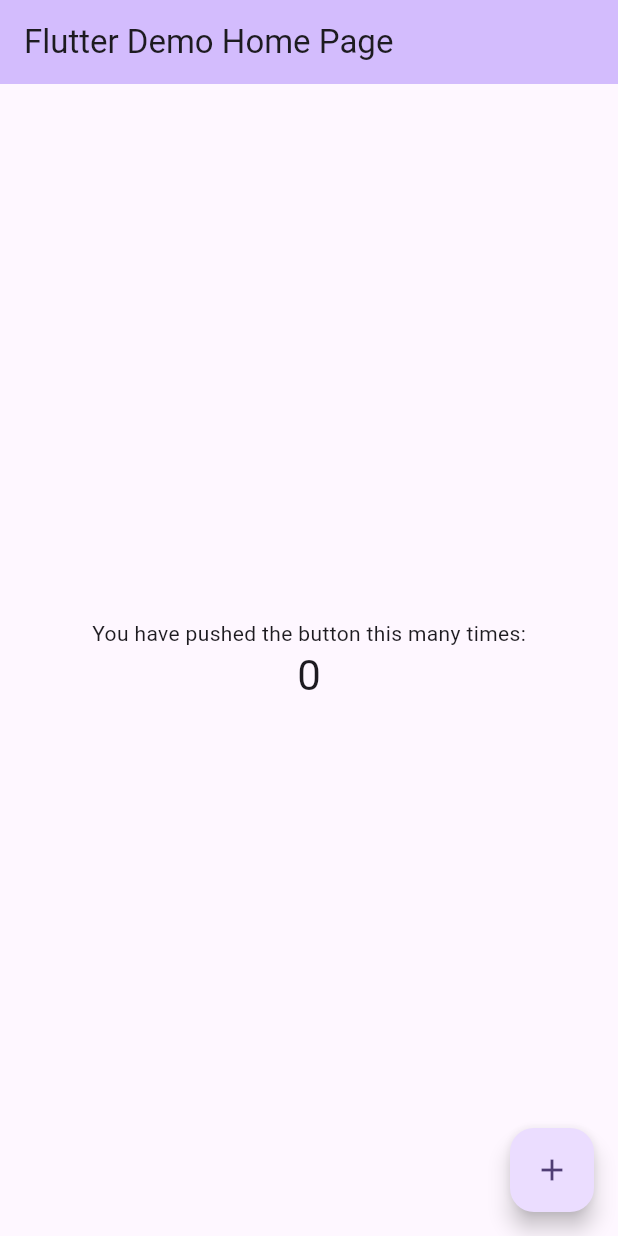
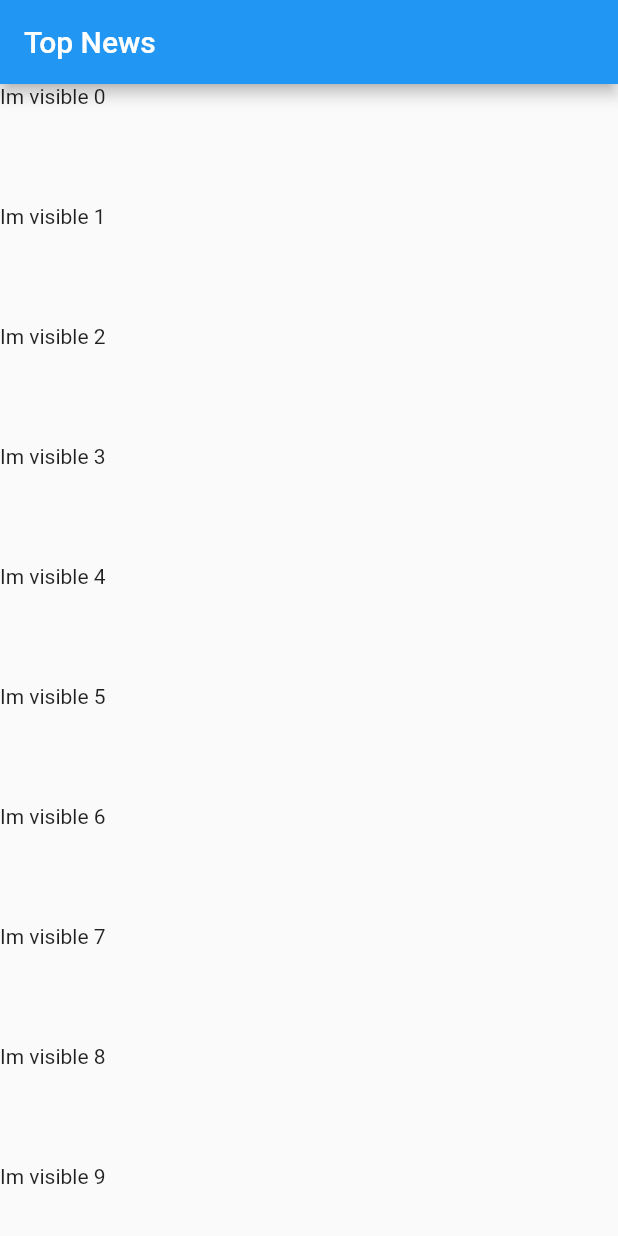
Before and after one commit to rubayet211/HackerNews, a Flutter app: the screen it shows after launch, on a phone screen of 412 x 824 dp. Run offline on Flutter 3.47's test engine with Material 2 defaults, Android fonts, the phone set to English and light mode, and no system bars; our stand-ins replace sqflite; accounts and stored records are empty.

Commit message:
18th Commit

```diff
--- a/lib/main.dart
+++ b/lib/main.dart
@@ -1,125 +1,6 @@
 import 'package:flutter/material.dart';
+import 'src/app.dart';
 
 void main() {
-  runApp(const MyApp());
+  runApp(App());
 }
-
-class MyApp extends StatelessWidget {
-  const MyApp({super.key});
-
-  // This widget is the root of your application.
-  @override
-  Widget build(BuildContext context) {
-    return MaterialApp(
-      title: 'Flutter Demo',
-      theme: ThemeData(
-        // This is the theme of your application.
-        //
-        // TRY THIS: Try running your application with "flutter run". You'll see
-        // the application has a blue toolbar. Then, without quitting the app,
-        // try changing the seedColor in the colorScheme below to Colors.green
-        // and then invoke "hot reload" (save your changes or press the "hot
-        // reload" button in a Flutter-supported IDE, or press "r" if you used
-        // the command line to start the app).
-        //
-        // Notice that the counter didn't reset back to zero; the application
-        // state is not lost during the reload. To reset the state, use hot
-        // restart instead.
-        //
-        // This works for code too, not just values: Most code changes can be
-        // tested with just a hot reload.
-        colorScheme: ColorScheme.fromSeed(seedColor: Colors.deepPurple),
-        useMaterial3: true,
-      ),
-      home: const MyHomePage(title: 'Flutter Demo Home Page'),
-    );
-  }
-}
-
-class MyHomePage extends StatefulWidget {
-  const MyHomePage({super.key, required this.title});
-
-  // This widget is the home page of your application. It is stateful, meaning
-  // that it has a State object (defined below) that contains fields that affect
-  // how it looks.
-
-  // This class is the configuration for the state. It holds the values (in this
-  // case the title) provided by the parent (in this case the App widget) and
-  // used by the build method of the State. Fields in a Widget subclass are
-  // always marked "final".
-
-  final String title;
-
-  @override
-  State<MyHomePage> createState() => _MyHomePageState();
-}
-
-class _MyHomePageState extends State<MyHomePage> {
-  int _counter = 0;
-
-  void _incrementCounter() {
-    setState(() {
-      // This call to setState tells the Flutter framework that something has
-      // changed in this State, which causes it to rerun the build method below
-      // so that the display can reflect the updated values. If we changed
-      // _counter without calling setState(), then the build method would not be
-      // called again, and so nothing would appear to happen.
-      _counter++;
-    });
-  }
-
-  @override
-  Widget build(BuildContext context) {
-    // This method is rerun every time setState is called, for instance as done
-    // by the _incrementCounter method above.
-    //
-    // The Flutter framework has been optimized to make rerunning build methods
-    // fast, so that you can just rebuild anything that needs updating rather
-    // than having to individually change instances of widgets.
-    return Scaffold(
-      appBar: AppBar(
-        // TRY THIS: Try changing the color here to a specific color (to
-        // Colors.amber, perhaps?) and trigger a hot reload to see the AppBar
-        // change color while the other colors stay the same.
-        backgroundColor: Theme.of(context).colorScheme.inversePrimary,
-        // Here we take the value from the MyHomePage object that was created by
-        // the App.build method, and use it to set our appbar title.
-        title: Text(widget.title),
-      ),
-      body: Center(
-        // Center is a layout widget. It takes a single child and positions it
-        // in the middle of the parent.
-        child: Column(
-          // Column is also a layout widget. It takes a list of children and
-          // arranges them vertically. By default, it sizes itself to fit its
-          // children horizontally, and tries to be as tall as its parent.
-          //
-          // Column has various properties to control how it sizes itself and
-          // how it positions its children. Here we use mainAxisAlignment to
-          // center the children vertically; the main axis here is the vertical
-          // axis because Columns are vertical (the cross axis would be
-          // horizontal).
-          //
-          // TRY THIS: Invoke "debug painting" (choose the "Toggle Debug Paint"
-          // action in the IDE, or press "p" in the console), to see the
-          // wireframe for each widget.
-          mainAxisAlignment: MainAxisAlignment.center,
-          children: <Widget>[
-            const Text(
-              'You have pushed the button this many times:',
-            ),
-            Text(
-              '$_counter',
-              style: Theme.of(context).textTheme.headlineMedium,
-            ),
-          ],
-        ),
-      ),
-      floatingActionButton: FloatingActionButton(
-        onPressed: _incrementCounter,
-        tooltip: 'Increment',
-        child: const Icon(Icons.add),
-      ), // This trailing comma makes auto-formatting nicer for build methods.
-    );
-  }
-}
--- a/lib/src/app.dart
+++ b/lib/src/app.dart
@@ -1,4 +1,5 @@
 import 'package:flutter/material.dart';
+import 'screens/news_list.dart';
 
 class App extends StatelessWidget {
   const App({super.key});
--- a/lib/src/resources/news_api_provider.dart
+++ b/lib/src/resources/news_api_provider.dart
@@ -18,7 +18,7 @@ class NewsAPIProvider implements Source {
     return ids.cast<int>();
   }
 
-  Future<ItemModel> fetchItem(int id) async {
+  Future<ItemModel?> fetchItem(int id) async {
     final String itemUrl = '$_root/item/$id.json';
     final Uri uri = Uri.parse(itemUrl);
     final response = await client.get(uri);
--- /dev/null
+++ b/lib/src/screens/news_list.dart
@@ -0,0 +1,40 @@
+import 'package:flutter/material.dart';
+import 'dart:async';
+
+class NewsList extends StatelessWidget {
+  @override
+  Widget build(BuildContext context) {
+    return Scaffold(
+      appBar: AppBar(
+        title: Text('Top News'),
+      ),
+      body: buildList(),
+    );
+  }
+
+  Widget buildList() {
+    return ListView.builder(
+      itemCount: 1000,
+      itemBuilder: (context, int index) {
+        return FutureBuilder(
+          future: getFuture(),
+          builder: (context, snapshot) {
+            return Container(
+              height: 80,
+              child: snapshot.hasData
+                  ? Text('Im visible $index')
+                  : Text('I havent fetched data yet $index'),
+            );
+          },
+        );
+      },
+    );
+  }
+
+  getFuture() {
+    return Future.delayed(
+      Duration(seconds: 2),
+      () => 'hi',
+    );
+  }
+}
```
